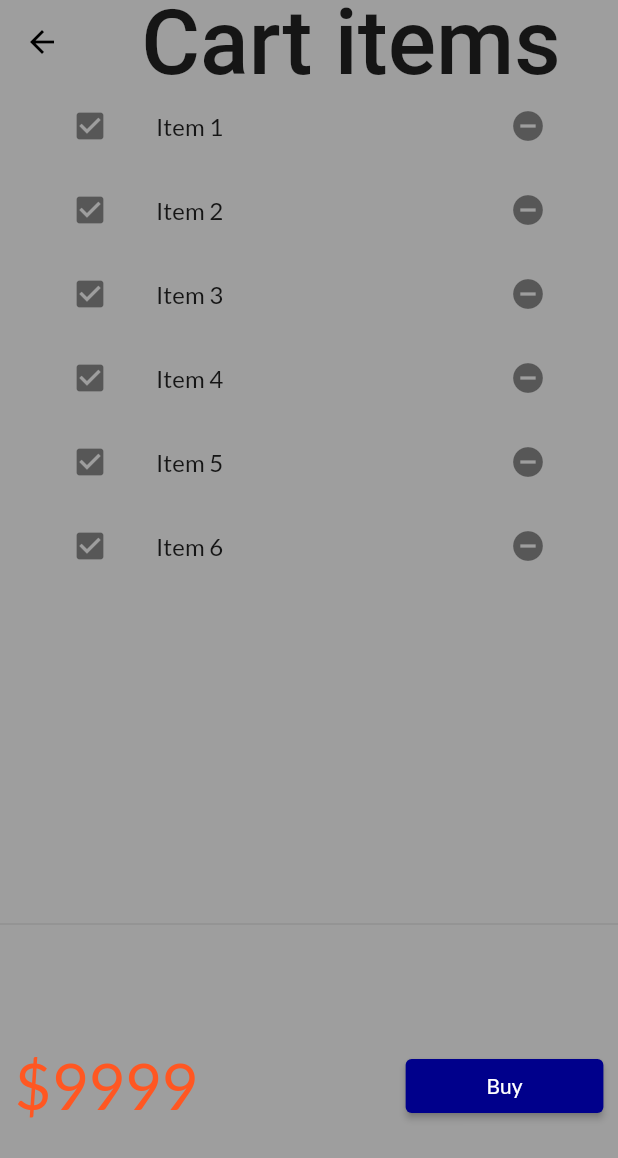
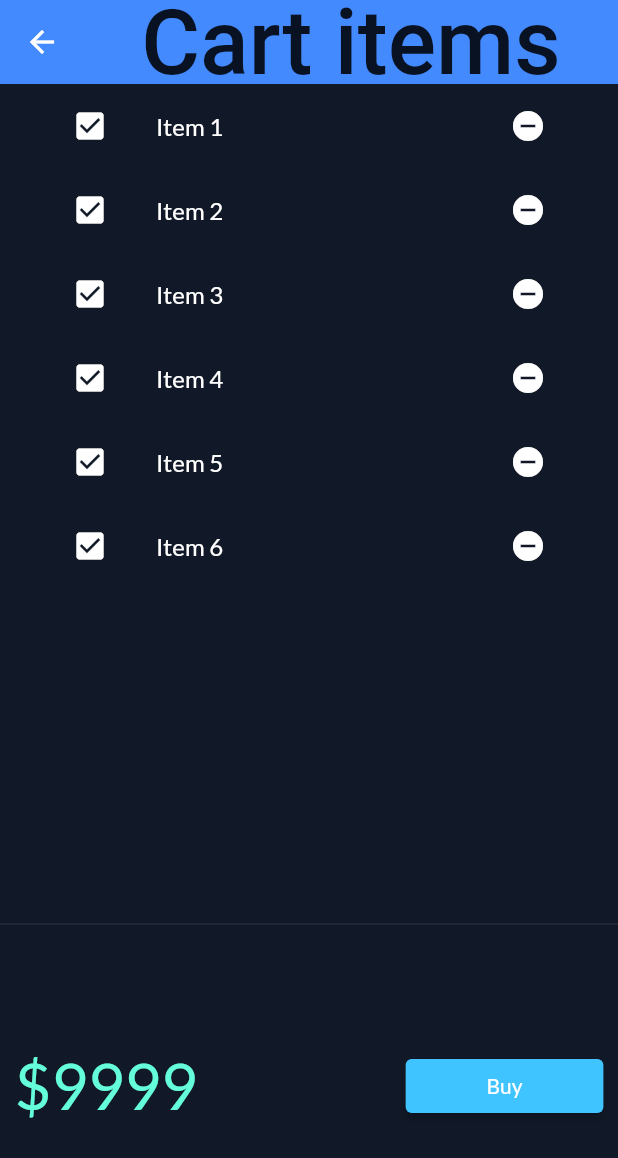
Before and after one commit to Vg119/projone, a Flutter app: the screen it shows after launch, after a tap on an icon or button, on a phone screen of 412 x 824 dp. Shown: the top 1158 px of the screen. Run offline on Flutter 3.47's test engine with Material 2 defaults, Android fonts, the phone set to English and light mode, and no system bars; our stand-ins replace google_fonts, velocity_x; network calls fail.

Commit message:
day 20 completed

```diff
--- a/lib/Catalog.dart
+++ b/lib/Catalog.dart
@@ -37,7 +37,7 @@ class Myitems {    //each product to be displayed will be an obj of this class
 class Catalog{
   static List<Myitems> item = [] ;  //list of items
 
- static Myitems getbyId(int id)    //returns element by id
+  Myitems getbyId(int id)    //returns element by id
       {
         Myitems a = item.firstWhere((element) => element.id==id , orElse: null );   //returns first element that matches the condition , if not present assigns null
         if(a == null)
@@ -46,7 +46,7 @@ class Catalog{
 
       }
 
-    static  Myitems getbyPos(int pos) => item[pos];  //return the pos th item in list.
+      Myitems getbyPos(int pos) => item[pos];  //return the pos th item in list.
 
 
 }
--- a/lib/main.dart
+++ b/lib/main.dart
@@ -23,7 +23,7 @@ class MyApp extends StatelessWidget {
     return MaterialApp(
         //home: Homepage(),
       themeMode: ThemeMode.light,
-      theme: Mytheme.lighttheme(context),   //taking theme from themes.dart (Mytheme class)
+      theme: Mytheme.darktheme(context),   //taking theme from themes.dart (Mytheme class)
       initialRoute: Myroutes.homepg2,   //setting initialroute to "/home" , by default set to "/"
    routes: {     //these are named routes , i.e used with Navigation.pushnamed
           Myroutes.login:(context) =>  Loginpage(),   // writing new LoginPage and LoginPage is same .
--- a/lib/widgets/homepage2classes/Cartpage.dart
+++ b/lib/widgets/homepage2classes/Cartpage.dart
@@ -9,7 +9,7 @@ class Cartpage extends StatelessWidget {
   @override
   Widget build(BuildContext context) {
     return Scaffold(
-      backgroundColor: Colors.grey,
+      backgroundColor: context.canvasColor,
       appBar: AppBar(
         title: "Cart items".text.xl5.make().centered(),
       ),
@@ -39,7 +39,9 @@ class _Carttotal extends StatelessWidget {    //a customised widget that display
           "\$9999".text.xl5.color(context.theme.accentColor).make(),
           100.widthBox,
           ElevatedButton(
-              onPressed: () {},
+              onPressed: () {
+                ScaffoldMessenger.of(context).showSnackBar(SnackBar(content: "Buyimg not supported".text.make()));  //scaffoldmessenger shows snackbar at bottom and top of screen
+              },
               style: ButtonStyle(
                 backgroundColor:
                   MaterialStateProperty.all(context.theme.buttonColor)
```
Also changed, not shown: lib/Cartmodel.dart (added, +42 -0 lines).
